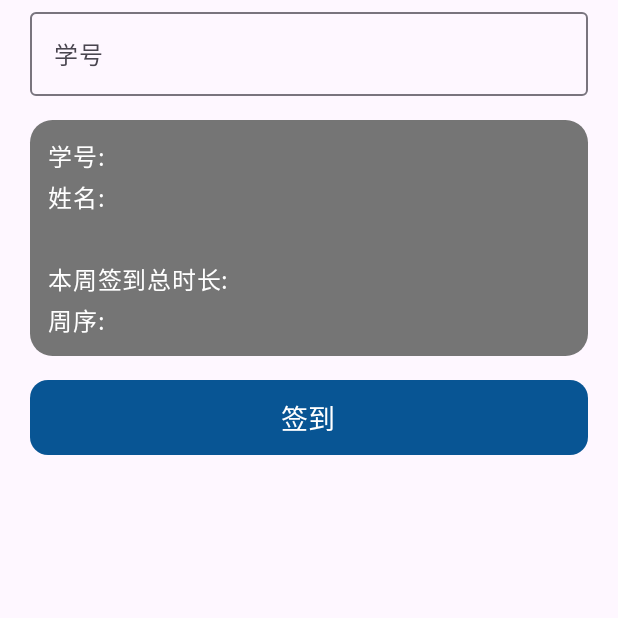
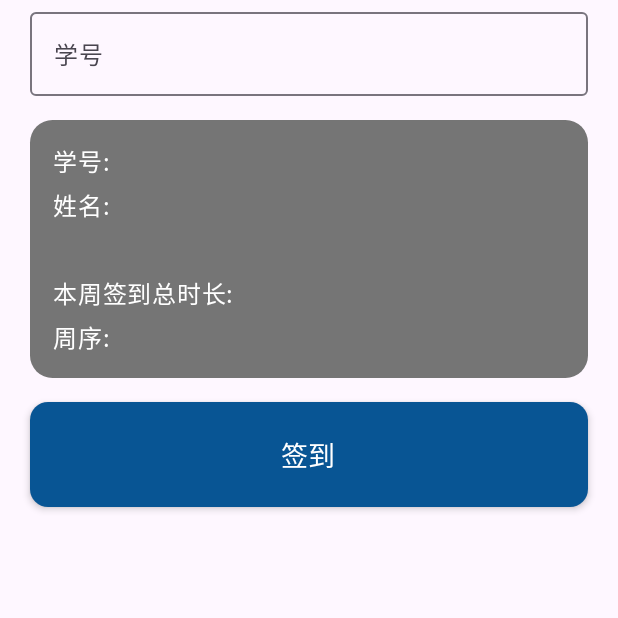
Before and after one commit to larkz-hh/fk_qiandao_app, an Android app built with Jetpack Compose: the composable CheckInTab called with empty values, on a phone screen of 412 x 824 dp, the top half of it. Run offline under Robolectric (Android 15) with nearby library versions, the phone set to English and light mode, and no system bars; pictures from the network do not load.

Commit message:
feat(ui): 增加签退其他人功能，微调部分组件颜色样式

```diff
--- a/app/src/main/java/io/github/yesterdaylz/kxqiandao/MainActivity.kt
+++ b/app/src/main/java/io/github/yesterdaylz/kxqiandao/MainActivity.kt
@@ -5,16 +5,10 @@ import androidx.activity.ComponentActivity
 import androidx.activity.compose.setContent
 import androidx.activity.enableEdgeToEdge
 import androidx.compose.foundation.layout.fillMaxSize
-import androidx.compose.foundation.layout.padding
-import androidx.compose.material3.Scaffold
 import androidx.compose.material3.Surface
-import androidx.compose.material3.Text
-import androidx.compose.runtime.Composable
 import androidx.compose.ui.Modifier
-import androidx.compose.ui.tooling.preview.Preview
 import io.github.yesterdaylz.kxqiandao.ui.screen.MainScreen
 import io.github.yesterdaylz.kxqiandao.ui.theme.BackgroundGray
-import io.github.yesterdaylz.kxqiandao.ui.theme.KXqiandaoTheme
 import io.github.yesterdaylz.kxqiandao.ui.theme.KexieTheme
 
 class MainActivity : ComponentActivity() {
--- a/app/src/main/java/io/github/yesterdaylz/kxqiandao/ui/screen/MainScreen.kt
+++ b/app/src/main/java/io/github/yesterdaylz/kxqiandao/ui/screen/MainScreen.kt
@@ -1,7 +1,6 @@
 package io.github.yesterdaylz.kxqiandao.ui.screen
 
 import android.widget.Toast
-import androidx.compose.foundation.layout.Arrangement
 import androidx.compose.foundation.layout.Column
 import androidx.compose.foundation.layout.PaddingValues
 import androidx.compose.foundation.layout.Row
@@ -9,13 +8,11 @@ import androidx.compose.foundation.layout.Spacer
 import androidx.compose.foundation.layout.fillMaxSize
 import androidx.compose.foundation.layout.fillMaxWidth
 import androidx.compose.foundation.layout.height
-import androidx.compose.foundation.layout.heightIn
 import androidx.compose.foundation.layout.padding
 import androidx.compose.foundation.layout.size
 import androidx.compose.foundation.layout.statusBarsPadding
 import androidx.compose.foundation.layout.width
 import androidx.compose.foundation.lazy.LazyColumn
-import androidx.compose.foundation.lazy.items
 import androidx.compose.foundation.lazy.itemsIndexed
 import androidx.compose.foundation.rememberScrollState
 import androidx.compose.foundation.shape.RoundedCornerShape
@@ -46,6 +43,7 @@ import androidx.compose.ui.Alignment
 import androidx.compose.ui.Modifier
 import androidx.compose.ui.draw.clip
 import androidx.compose.ui.graphics.Color
+import androidx.compose.ui.graphics.Color.Companion.Red
 import androidx.compose.ui.layout.ContentScale
 import androidx.compose.ui.platform.LocalContext
 import androidx.compose.ui.text.font.FontWeight
@@ -58,7 +56,7 @@ import coil.compose.AsyncImage
 import io.github.yesterdaylz.kxqiandao.ui.theme.BackgroundGray
 import io.github.yesterdaylz.kxqiandao.ui.theme.DividerGray
 import io.github.yesterdaylz.kxqiandao.ui.theme.GreenOnline
-import io.github.yesterdaylz.kxqiandao.ui.theme.RedOffline
+
 import io.github.yesterdaylz.kxqiandao.ui.theme.TextWhite
 import io.github.yesterdaylz.kxqiandao.viewmodel.MainViewModel
 import io.github.yesterdaylz.kxqiandao.R
@@ -67,6 +65,9 @@ import io.github.yesterdaylz.kxqiandao.data.model.TopFiveItem
 import io.github.yesterdaylz.kxqiandao.ui.component.OnlineItem
 import io.github.yesterdaylz.kxqiandao.ui.component.RankingItem
 import io.github.yesterdaylz.kxqiandao.ui.theme.Blue1
+import io.github.yesterdaylz.kxqiandao.ui.theme.GrayOffline
+import io.github.yesterdaylz.kxqiandao.ui.theme.TextBlack
+import io.github.yesterdaylz.kxqiandao.ui.theme.WiteGray
 import kotlin.collections.lastIndex
 
 
@@ -117,7 +118,7 @@ fun MainScreen(viewModel: MainViewModel = viewModel()) {
             }
         },
         bottomBar = {
-            NavigationBar (containerColor = Color(0xFFF6F6F6)){
+            NavigationBar (containerColor = WiteGray){
                 NavigationBarItem(
                     selected = selectedTab == 0,
                     onClick = { selectedTab = 0 },
@@ -200,16 +201,17 @@ private fun CheckInTab(
             onClick = { viewModel.signInOrOut() },
             modifier = Modifier
                 .fillMaxWidth()
-                .height(50.dp),
+                .height(70.dp),
             shape = RoundedCornerShape(12.dp),
+            elevation = ButtonDefaults.buttonElevation(defaultElevation = 3.dp, pressedElevation = 1.dp),
             colors = ButtonDefaults.buttonColors(
-                containerColor = if (online) RedOffline else Blue1
+                containerColor = if (online) Color.White else Blue1
             )
         ) {
             Text(
                 text = if (online) "签退" else "签到",
                 fontSize = 18.sp,
-                color = Color.White
+                color = if(online) Color.Red else Color.White
             )
         }
 
@@ -245,6 +247,7 @@ private fun CheckInTab(
                         filteredUsers.forEach { user ->
                             OnlineItem(
                                 user = user,
+                                onSignOut = { viewModel.signOutOther(user.userId.toString()) },
                                 onComplaint = { viewModel.complaint(user) }
                             )
                             HorizontalDivider(color = DividerGray, thickness = 1.dp)
@@ -318,19 +321,19 @@ private fun OnlineStatusCard(
         modifier = Modifier.fillMaxWidth(),
         shape = RoundedCornerShape(15.dp),
         colors = CardDefaults.cardColors(
-            containerColor = if (online) GreenOnline else RedOffline
+            containerColor = if (online) GreenOnline else GrayOffline
         )
     ) {
-        Column(modifier = Modifier.padding(12.dp)) {
-            val textColor = if (online) TextWhite else TextWhite
+        Column(modifier = Modifier.padding(15.dp)) {
+            val textColor = if (online) TextBlack else TextWhite
             InfoRow("学号", uid, textColor)
-            Spacer(modifier = Modifier.height(3.dp))
+            Spacer(modifier = Modifier.height(5.dp))
             InfoRow("姓名", uname, textColor)
-            Spacer(modifier = Modifier.height(3.dp))
+            Spacer(modifier = Modifier.height(5.dp))
             Text(time, color = textColor,fontSize = 15.sp)//偷个懒，后期再考虑判断逻辑
-            Spacer(modifier = Modifier.height(3.dp))
+            Spacer(modifier = Modifier.height(5.dp))
             InfoRow("本周签到总时长" ,totalTime, textColor)
-            Spacer(modifier = Modifier.height(3.dp))
+            Spacer(modifier = Modifier.height(5.dp))
             InfoRow("周序", week, textColor)
         }
     }
--- a/app/src/main/java/io/github/yesterdaylz/kxqiandao/ui/theme/Color.kt
+++ b/app/src/main/java/io/github/yesterdaylz/kxqiandao/ui/theme/Color.kt
@@ -12,11 +12,11 @@ val Pink40 = Color(0xFF7D5260)
 
 val Blue1 = Color(0xFF085594)
 val Blue2 = Color(0xFF90CAF9)
-val GreenOnline = Color(0xFF4CAF50)
-val Green = Color(0xFF7DB614)
-val RedOffline = Color(0xFF757575)
+val GreenOnline = Color(0xFF82B646)
+val GrayOffline = Color(0xFF757575)
 val RedDark = Color(0xFF424242)
 val BackgroundGray = Color(0xFFF9F9F9)
 val DividerGray = Color(0xFFD0D7DE)
 val TextWhite = Color(0xFFFFFFFF)
 val TextBlack = Color(0xFF000000)
+val WiteGray = Color(0xFFF6F6F6)
```
Also changed, not shown: app/src/main/java/io/github/yesterdaylz/kxqiandao/ui/component/OnlineItem.kt (+112 -13 lines), app/src/main/java/io/github/yesterdaylz/kxqiandao/viewmodel/MainViewModel.kt (+23 -1 lines).
